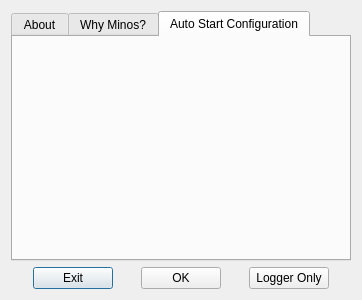
Qt form mqt/MqtLogger/taboutbox.ui (zsteva/backup-minos2) before a commit.
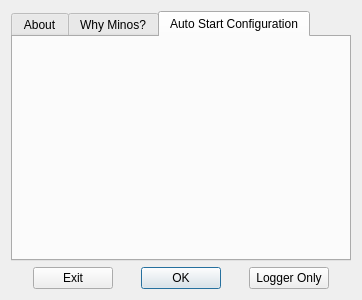
The same form after that commit.

Diff of the .ui file:
```diff
--- a/mqt/MqtLogger/taboutbox.ui
+++ b/mqt/MqtLogger/taboutbox.ui
@@ -100,6 +100,9 @@
        <property name="text">
         <string>OK</string>
        </property>
+       <property name="default">
+        <bool>true</bool>
+       </property>
       </widget>
      </item>
      <item>
```
